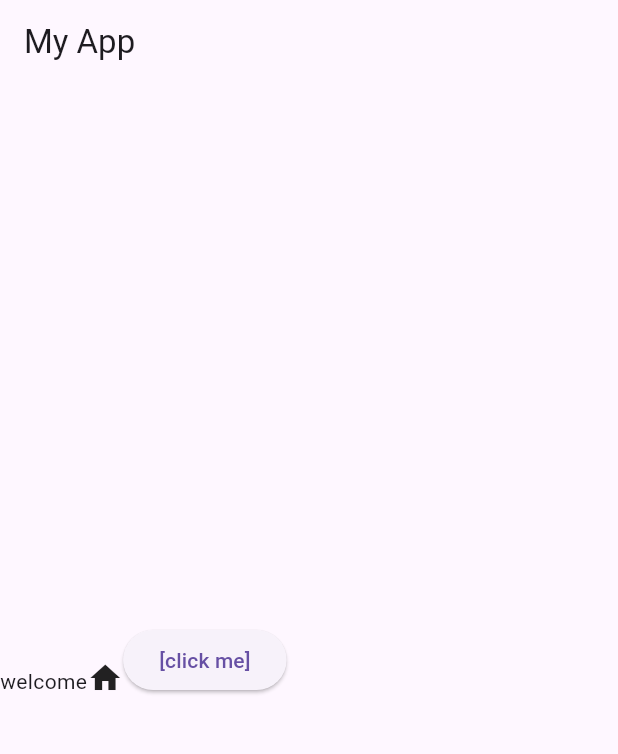
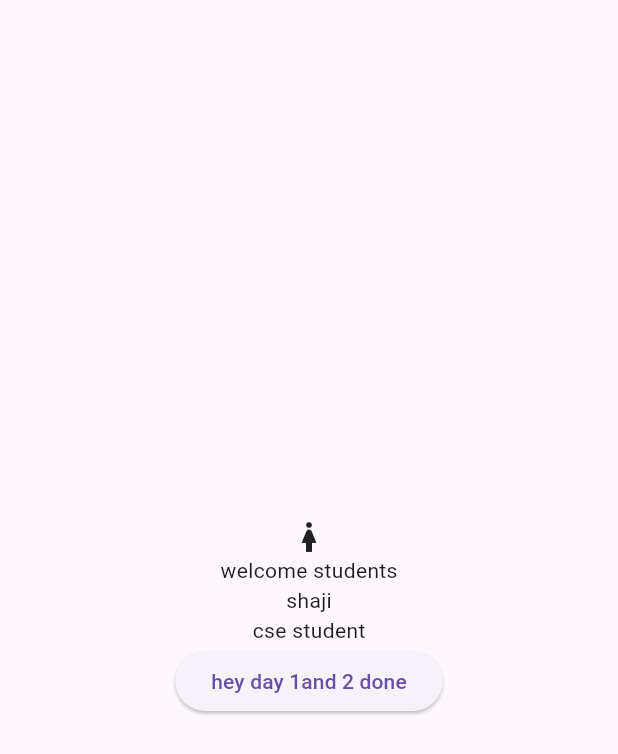
Before and after one commit to shajithagrandhe-ctrl/Profilecard-flutter, a Flutter app: the screen it shows after launch, on a phone screen of 412 x 824 dp. Shown: the top 754 px of the screen. Run offline on Flutter 3.47's test engine with Material 3 defaults, Android fonts, the phone set to English and light mode, and no system bars.

Commit message:
Profilecard-flutter

```diff
--- a/lib/main.dart
+++ b/lib/main.dart
@@ -121,7 +121,7 @@ class _MyHomePageState extends State<MyHomePage> {
   }
 }*/
 
-void main() {
+/*void main() {
   runApp(
     MaterialApp(
       home: Scaffold(
@@ -140,4 +140,94 @@ void main() {
       ),
     ),
   );
+}*/
+/*void main() {
+  runApp(MyApp());
 }
+
+class MyApp extends StatelessWidget {
+  @override
+  Widget build(BuildContext context) {
+    return MaterialApp(home: Scaffold(body: Text("hello")));
+  }
+}*/
+/*void main() {
+  runApp(ProfileCard());
+}
+
+class ProfileCard extends StatelessWidget {
+  @override
+  Widget build(BuildContext context) {
+    return MaterialApp(
+      home: Scaffold(
+        body: Center(
+          child: Column(
+            mainAxisAlignment: MainAxisAlignment.center,
+            children: [
+              Icon(Icons.woman),
+              //Text("shajitha"),
+              //Text("cse student"),
+              WelcomeMessage(),
+              StudentInfo(),
+            ],
+          ),
+        ),
+      ),
+    );
+  }
+}
+
+class WelcomeMessage extends StatelessWidget {
+  @override
+  Widget build(BuildContext context) {
+    return Text("welcome to flutter");
+  }
+}
+
+class StudentInfo extends StatelessWidget {
+  @override
+  Widget build(BuildContext context) {
+    return Column(children: [Text("shaji"), Text("cse student ")]);
+  }
+}*/
+void main() {
+  runApp(ProfileCard());
+}
+
+class ProfileCard extends StatelessWidget {
+  @override
+  Widget build(BuildContext context) {
+    return MaterialApp(
+      home: Scaffold(
+        body: Center(
+          child: Column(
+            mainAxisAlignment: MainAxisAlignment.center,
+            children: [
+              Icon(Icons.woman),
+              WelcomeMessage(),
+              StudentInfo(),
+              ElevatedButton(
+                onPressed: () {},
+                child: Text("hey day 1and 2 done"),
+              ),
+            ],
+          ),
+        ),
+      ),
+    );
+  }
+}
+
+class WelcomeMessage extends StatelessWidget {
+  @override
+  Widget build(BuildContext context) {
+    return Text("welcome students");
+  }
+}
+
+class StudentInfo extends StatelessWidget {
+  @override
+  Widget build(BuildContext context) {
+    return Column(children: [Text("shaji"), Text("cse student")]);
+  }
+}
```
